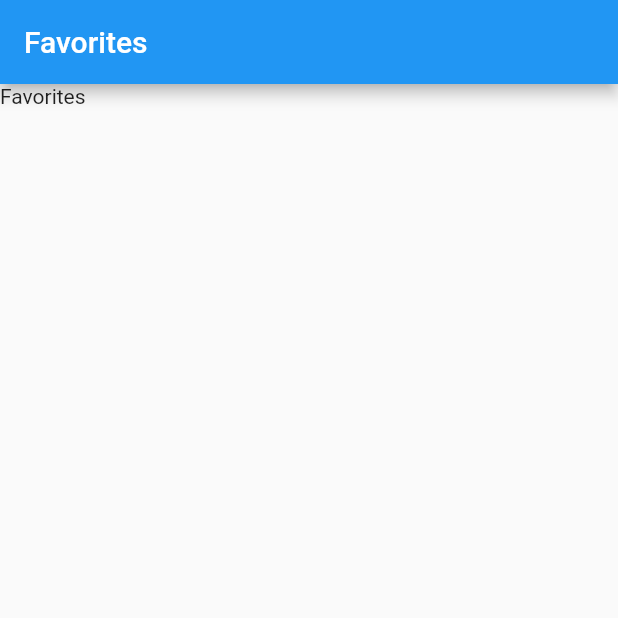
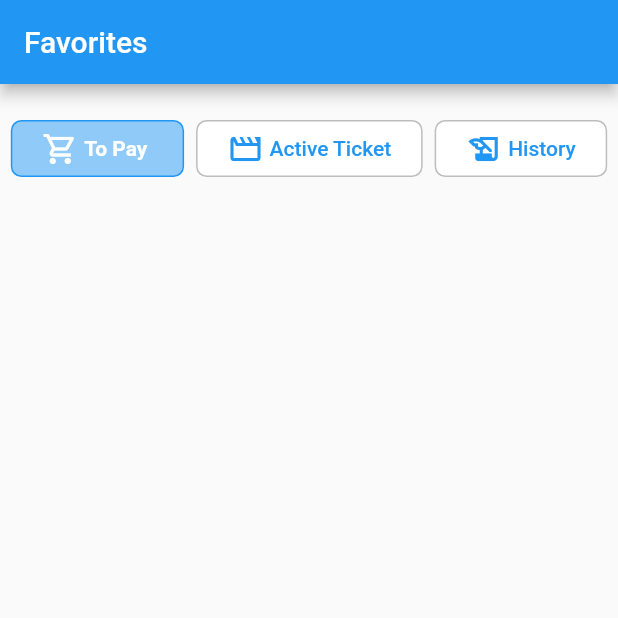
Before and after one commit to Sigaeasu/movie-app, a Flutter app: the FavoritesPage screen opened directly, on a phone screen of 412 x 824 dp, the top half of it. Run offline on Flutter 3.47's test engine with Material 2 defaults, Android fonts, the phone set to English and light mode, and no system bars; drawn by our look-alikes of buttons_tabbar; our stand-ins replace carousel_slider; network calls fail.

Commit message:
slicing tabbar on favorite menu

```diff
--- a/lib/screens/favorites/favorites.dart
+++ b/lib/screens/favorites/favorites.dart
@@ -1,4 +1,5 @@
 import 'package:flutter/material.dart';
+import 'package:buttons_tabbar/buttons_tabbar.dart';
 
 class FavoritesPage extends StatefulWidget {
   const FavoritesPage({super.key});
@@ -9,16 +10,70 @@ class FavoritesPage extends StatefulWidget {
   State<FavoritesPage> createState() => _FavoritesPageState();
 }
 
-class _FavoritesPageState extends State<FavoritesPage> {
-  int activeIndex = 0;
+class _FavoritesPageState extends State<FavoritesPage>
+    with SingleTickerProviderStateMixin {
+  TabController? _tabController;
+
+  @override
+  void initState() {
+    _tabController = new TabController(length: 3, vsync: this);
+    super.initState();
+  }
 
   @override
   Widget build(BuildContext context) {
     return Scaffold(
-      appBar: AppBar(
-        title: Text("Favorites"),
-      ),
-      body: Text('Favorites'),
-    );
+        appBar: AppBar(
+          title: Text("Favorites"),
+        ),
+        body: DefaultTabController(
+            length: 6,
+            child: Center(
+              child: Column(children: <Widget>[
+                SizedBox(height: 20),
+                ButtonsTabBar(
+                  backgroundColor: Colors.blue.shade200,
+                  borderColor: Colors.blue,
+                  borderWidth: 1,
+                  unselectedBackgroundColor: Colors.white,
+                  unselectedBorderColor: Colors.grey.shade400,
+                  unselectedLabelStyle: const TextStyle(color: Colors.blue),
+                  labelStyle: const TextStyle(
+                      color: Colors.white, fontWeight: FontWeight.bold),
+                  contentPadding: const EdgeInsets.symmetric(horizontal: 20),
+                  controller: _tabController,
+                  onTap: (index) {
+                    // switch (index) {
+                    //   case 0:
+                    //     widget.onTap('now_playing');
+                    //     break;
+                    //   case 1:
+                    //     widget.onTap('upcoming');
+                    //     break;
+                    //   case 2:
+                    //     widget.onTap('popular');
+                    //     break;
+                    //   default:
+                    //     widget.onTap('');
+                    //     break;
+                    // }
+                  },
+                  tabs: [
+                    const Tab(
+                      text: "To Pay ",
+                      icon: Icon(Icons.shopping_cart_outlined),
+                    ),
+                    const Tab(
+                      text: "Active Ticket",
+                      icon: Icon(Icons.movie_outlined),
+                    ),
+                    const Tab(
+                      text: "History",
+                      icon: Icon(Icons.history_edu_outlined),
+                    ),
+                  ],
+                ),
+              ]),
+            )));
   }
 }
--- a/pubspec.yaml
+++ b/pubspec.yaml
@@ -36,6 +36,7 @@ dependencies:
   # Use with the CupertinoIcons class for iOS style icons.
   cupertino_icons: ^1.0.2
   carousel_slider: ^4.2.1
+  buttons_tabbar: ^1.3.6
 
 dev_dependencies:
   flutter_test:
```
Also changed, not shown: pubspec.lock.
